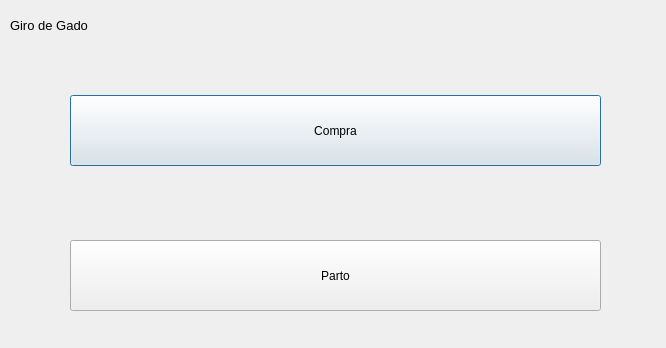
The window that cattleregisterscreen.ui (MaceGabriel/GiroDeGado) describes before a commit, drawn with Qt 5.
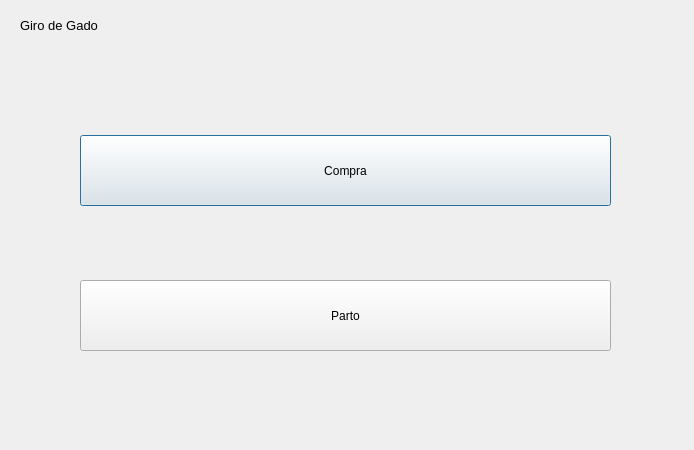
The same window after the commit.

The edit to the form file:
```diff
--- a/cattleregisterscreen.ui
+++ b/cattleregisterscreen.ui
@@ -6,8 +6,8 @@
    <rect>
     <x>0</x>
     <y>0</y>
-    <width>666</width>
-    <height>348</height>
+    <width>694</width>
+    <height>450</height>
    </rect>
   </property>
   <property name="windowTitle">
@@ -16,8 +16,8 @@
   <widget class="QPushButton" name="pushButton">
    <property name="geometry">
     <rect>
-     <x>70</x>
-     <y>95</y>
+     <x>80</x>
+     <y>135</y>
      <width>531</width>
      <height>71</height>
     </rect>
@@ -29,8 +29,8 @@
   <widget class="QPushButton" name="pushButton_3">
    <property name="geometry">
     <rect>
-     <x>70</x>
-     <y>240</y>
+     <x>80</x>
+     <y>280</y>
      <width>531</width>
      <height>71</height>
     </rect>
@@ -42,7 +42,7 @@
   <widget class="QLabel" name="label">
    <property name="geometry">
     <rect>
-     <x>10</x>
+     <x>20</x>
      <y>10</y>
      <width>121</width>
      <height>31</height>
```
